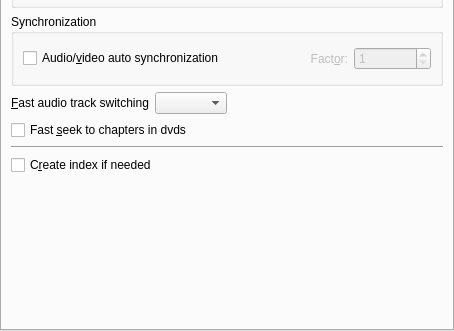
Before: the Qt Designer form src/prefperformance.ui in wilbert2000/wzplayer, drawn with Qt 5; both pictures show x 0 to 454 and y 260 to 591 of the 454 by 591 pixel window.
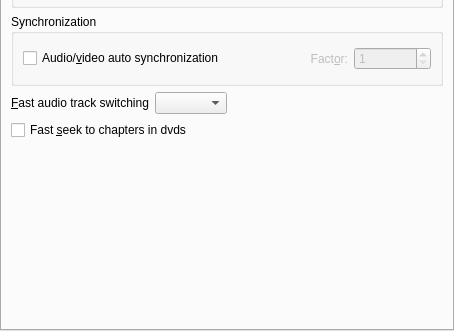
After: the same form once the commit is applied. Custom widgets are drawn as their Qt base class.

Commit message: Moved the option "Create index if needed" from the section Performance to Advanced.

```diff
--- a/src/prefperformance.ui
+++ b/src/prefperformance.ui
@@ -354,20 +354,6 @@
          </property>
         </widget>
        </item>
-       <item>
-        <widget class="Line" name="line" >
-         <property name="orientation" >
-          <enum>Qt::Horizontal</enum>
-         </property>
-        </widget>
-       </item>
-       <item>
-        <widget class="QCheckBox" name="idx_check" >
-         <property name="text" >
-          <string>C&amp;reate index if needed</string>
-         </property>
-        </widget>
-       </item>
        <item>
         <spacer>
          <property name="orientation" >
```
Left out of the diff: 1 changed line with no effect on the pictures. The commit also changes 6 other files.
